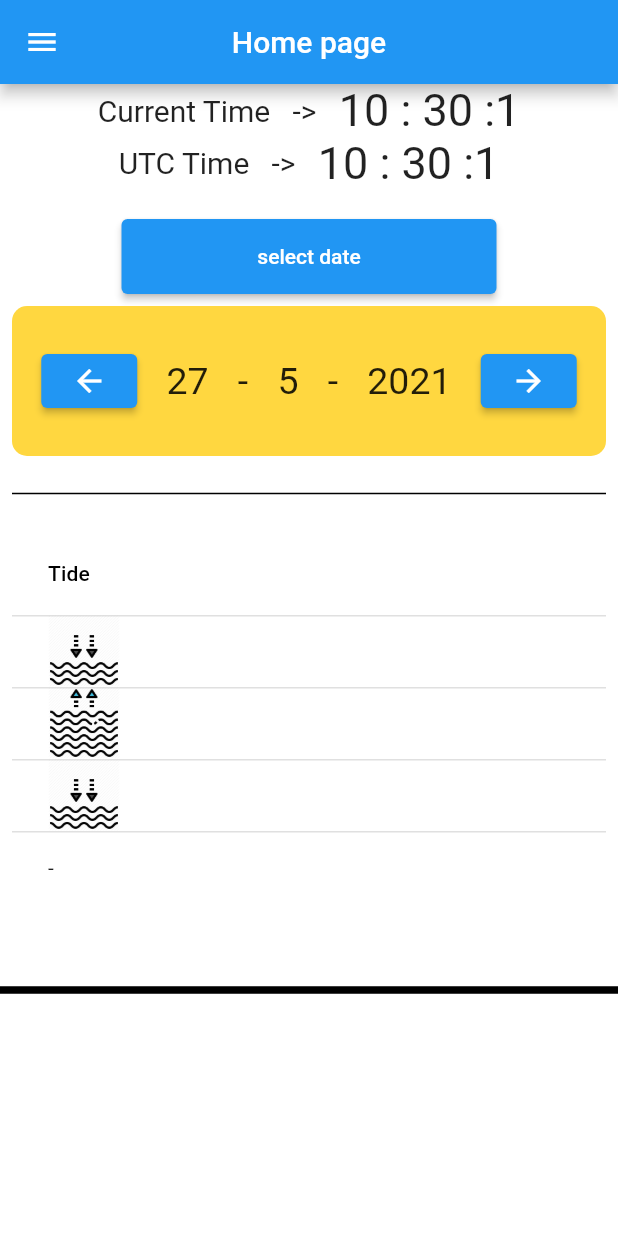
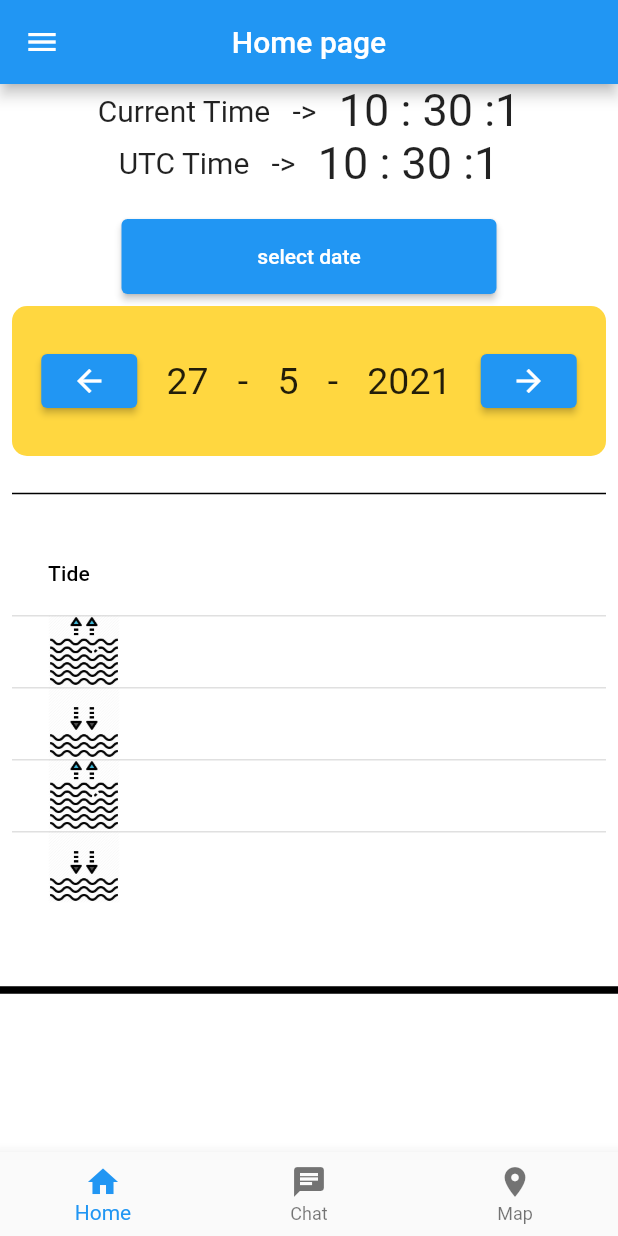
Before and after one commit to akshat-jaiman/Boat_final, a Flutter app: the HomePage screen opened directly, on a phone screen of 412 x 824 dp. Run offline on Flutter 3.47's test engine with Material 2 defaults, Android fonts, the phone set to English and light mode, and no system bars; our stand-ins replace firebase_auth, firebase_core, google_fonts, shared_preferences, toast; missing offline and left inert: flutter_plugin_pdf_viewer; accounts and stored records are empty.

```diff
--- a/lib/ui/homepage.dart
+++ b/lib/ui/homepage.dart
@@ -21,8 +21,7 @@ class _HomePageState extends State<HomePage> {
   String _timeString, _utcTimeString;
 
   DateTime now = new DateTime.now();
-  static DateTime selectedDate = DateTime.now();
-  int indexjson = getDate(selectedDate);
+  DateTime selectedDate = DateTime.now();
 
   Future<void> _signOut() async {
     await FirebaseAuth.instance.signOut();
@@ -30,14 +29,11 @@ class _HomePageState extends State<HomePage> {
 
   @override
   void initState() {
+    super.initState();
     readJson();
     _timeString =
         "${DateTime.now().hour} : ${DateTime.now().minute} :${DateTime.now().second}";
     Timer.periodic(Duration(seconds: 1), (Timer t) => _getCurrentTime());
-    super.initState();
-
-    indexjson = getDate(selectedDate) - 1;
-    print(indexjson);
   }
 
   Future<void> readJson() async {
@@ -67,8 +63,6 @@ class _HomePageState extends State<HomePage> {
     if (picked != null && picked != selectedDate)
       setState(() {
         selectedDate = picked;
-        indexjson = getDate(selectedDate) - 1;
-        print(indexjson);
       });
   }
 
@@ -87,6 +81,23 @@ class _HomePageState extends State<HomePage> {
       appBar: AppBar(
         title: Text('Home page'),
         centerTitle: true,
+      ),
+      bottomNavigationBar: BottomNavigationBar(
+        currentIndex: 0,
+        items: [
+          BottomNavigationBarItem(
+            icon: Icon(Icons.home),
+            label: 'Home',
+          ),
+          BottomNavigationBarItem(
+            icon: Icon(Icons.chat),
+            label: 'Chat',
+          ),
+          BottomNavigationBarItem(
+            icon: Icon(Icons.place),
+            label: 'Map',
+          ),
+        ],
       ),
       drawer: Drawer(
         child: Column(
@@ -129,7 +140,11 @@ class _HomePageState extends State<HomePage> {
           ],
         ),
       ),
-      body: Container(
+      body: _items.isEmpty
+          ? Center(
+              child: CircularProgressIndicator(),
+            )
+          : Container(
               width: MediaQuery.of(context).size.width,
               height: MediaQuery.of(context).size.height,
               decoration: BoxDecoration(
@@ -195,14 +210,14 @@ class _HomePageState extends State<HomePage> {
                             height: 100,
                             child: Center(
                               child: Row(
-                          mainAxisAlignment: MainAxisAlignment.spaceEvenly,
+                                mainAxisAlignment:
+                                    MainAxisAlignment.spaceEvenly,
                                 children: [
                                   ElevatedButton(
                                     onPressed: () {
-                                indexjson--;
-                                selectedDate =
-                                    selectedDate.subtract(Duration(days: 1));
-                                print(indexjson);
+                                      selectedDate = selectedDate
+                                          .subtract(Duration(days: 1));
+
                                       print(selectedDate.day);
                                     },
                                     child: Icon(Icons.arrow_back),
@@ -230,10 +245,9 @@ class _HomePageState extends State<HomePage> {
                                   ElevatedButton(
                                     onPressed: () {
                                       setState(() {
-                                  indexjson++;
                                         selectedDate =
                                             selectedDate.add(Duration(days: 1));
-                                  print(indexjson);
+
                                         print(selectedDate.day);
                                       });
                                     },
@@ -269,60 +283,92 @@ class _HomePageState extends State<HomePage> {
                                 ],
                                 rows: [
                                   DataRow(cells: <DataCell>[
-                              DataCell(_comapreTide(_items[indexjson]["tide1"])
+                                    DataCell(_comapreTide(
+                                            _items[getDate(selectedDate)]
+                                                ["tide1"])
                                         ? Image(
-                                      image: AssetImage('assets/hightide.png'))
-                                  : Image(
-                                      image: AssetImage('assets/lowtide.png'))),
-                              DataCell(
-                                Text(_items[indexjson]["openTime1"]),
-                              ),
-                              DataCell(Text(_items[indexjson]["tide1"])),
-                              DataCell(Text(_items[indexjson]["closeTime1"])),
-                              DataCell(Text(_items[indexjson]["status1"])),
-                            ]),
-                            DataRow(cells: <DataCell>[
-                              DataCell(_comapreTide(_items[indexjson]["tide2"])
-                                  ? Image(
-                                      image: AssetImage('assets/hightide.png'))
-                                  : Image(
-                                      image: AssetImage('assets/lowtide.png'))),
-                              DataCell(
-                                Text(_items[indexjson]["openTime2"]),
-                              ),
-                              DataCell(Text(_items[indexjson]["tide2"])),
-                              DataCell(Text(_items[indexjson]["closeTime2"])),
-                              DataCell(Text(_items[indexjson]["status2"])),
-                            ]),
-                            DataRow(cells: <DataCell>[
-                              DataCell(_comapreTide(_items[indexjson]["tide3"])
-                                  ? Image(
-                                      image: AssetImage('assets/hightide.png'))
-                                  : Image(
-                                      image: AssetImage('assets/lowtide.png'))),
-                              DataCell(
-                                Text(_items[indexjson]["openTime3"]),
-                              ),
-                              DataCell(Text(_items[indexjson]["tide3"])),
-                              DataCell(Text(_items[indexjson]["closeTime3"])),
-                              DataCell(Text(_items[indexjson]["status3"])),
-                            ]),
-                            DataRow(cells: <DataCell>[
-                              DataCell(_items[indexjson]["tide4"] == "-"
-                                  ? Text("-")
-                                  : _comapreTide(_items[indexjson]["tide4"])
-                                      ? Image(
-                                          image:
-                                              AssetImage('assets/hightide.png'))
+                                            image: AssetImage(
+                                                'assets/hightide.png'))
                                         : Image(
                                             image: AssetImage(
                                                 'assets/lowtide.png'))),
                                     DataCell(
-                                Text(_items[indexjson]["openTime4"]),
+                                      Text(_items[getDate(selectedDate)]
+                                          ["openTime1"]),
                                     ),
-                              DataCell(Text(_items[indexjson]["tide4"])),
-                              DataCell(Text(_items[indexjson]["closeTime4"])),
-                              DataCell(Text(_items[indexjson]["status4"])),
+                                    DataCell(Text(_items[getDate(selectedDate)]
+                                        ["tide1"])),
+                                    DataCell(Text(_items[getDate(selectedDate)]
+                                        ["closeTime1"])),
+                                    DataCell(Text(_items[getDate(selectedDate)]
+                                        ["status1"])),
+                                  ]),
+                                  DataRow(cells: <DataCell>[
+                                    DataCell(_comapreTide(
+                                            _items[getDate(selectedDate)]
+                                                ["tide2"])
+                                        ? Image(
+                                            image: AssetImage(
+                                                'assets/hightide.png'))
+                                        : Image(
+                                            image: AssetImage(
+                                                'assets/lowtide.png'))),
+                                    DataCell(
+                                      Text(_items[getDate(selectedDate)]
+                                          ["openTime2"]),
+                                    ),
+                                    DataCell(Text(_items[getDate(selectedDate)]
+                                        ["tide2"])),
+                                    DataCell(Text(_items[getDate(selectedDate)]
+                                        ["closeTime2"])),
+                                    DataCell(Text(_items[getDate(selectedDate)]
+                                        ["status2"])),
+                                  ]),
+                                  DataRow(cells: <DataCell>[
+                                    DataCell(_comapreTide(
+                                            _items[getDate(selectedDate)]
+                                                ["tide3"])
+                                        ? Image(
+                                            image: AssetImage(
+                                                'assets/hightide.png'))
+                                        : Image(
+                                            image: AssetImage(
+                                                'assets/lowtide.png'))),
+                                    DataCell(
+                                      Text(_items[getDate(selectedDate)]
+                                          ["openTime3"]),
+                                    ),
+                                    DataCell(Text(_items[getDate(selectedDate)]
+                                        ["tide3"])),
+                                    DataCell(Text(_items[getDate(selectedDate)]
+                                        ["closeTime3"])),
+                                    DataCell(Text(_items[getDate(selectedDate)]
+                                        ["status3"])),
+                                  ]),
+                                  DataRow(cells: <DataCell>[
+                                    DataCell(_items[getDate(selectedDate)]
+                                                ["tide4"] ==
+                                            "-"
+                                        ? Text("-")
+                                        : _comapreTide(
+                                                _items[getDate(selectedDate)]
+                                                    ["tide4"])
+                                            ? Image(
+                                                image: AssetImage(
+                                                    'assets/hightide.png'))
+                                            : Image(
+                                                image: AssetImage(
+                                                    'assets/lowtide.png'))),
+                                    DataCell(
+                                      Text(_items[getDate(selectedDate)]
+                                          ["openTime4"]),
+                                    ),
+                                    DataCell(Text(_items[getDate(selectedDate)]
+                                        ["tide4"])),
+                                    DataCell(Text(_items[getDate(selectedDate)]
+                                        ["closeTime4"])),
+                                    DataCell(Text(_items[getDate(selectedDate)]
+                                        ["status4"])),
                                   ]),
                                 ],
                               ),
```
Lines whose indentation alone changed are shown as unchanged.
